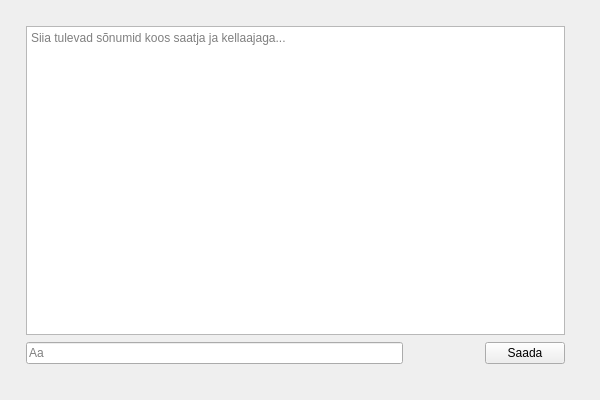
Before: the Qt Designer form FormLogin/FormMessenger.ui in sitisl/Mola_rakendus, drawn with Qt 5.
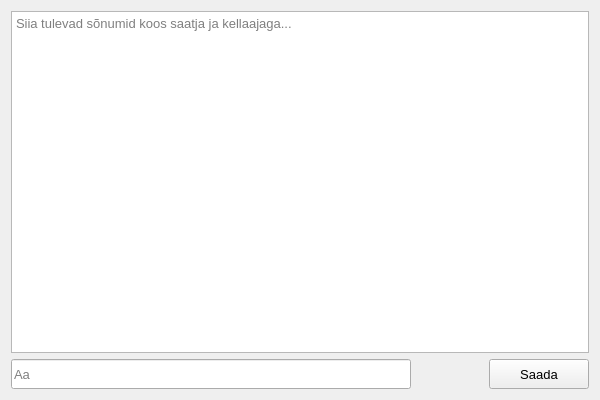
After: the same form once the commit is applied. Icons and pictures are not drawn.

```diff
--- a/FormLogin/FormMessenger.ui
+++ b/FormLogin/FormMessenger.ui
@@ -21,32 +21,43 @@
   </property>
   <property name="maximumSize">
    <size>
-    <width>600</width>
-    <height>400</height>
+    <width>2100</width>
+    <height>1400</height>
    </size>
   </property>
   <property name="windowTitle">
    <string>MÖLA</string>
   </property>
   <widget class="QWidget" name="centralWidget">
-   <widget class="QWidget" name="layoutWidget">
-    <property name="geometry">
-     <rect>
-      <x>15</x>
-      <y>15</y>
-      <width>561</width>
-      <height>361</height>
-     </rect>
+   <layout class="QGridLayout" name="gridLayout_2">
+    <property name="sizeConstraint">
+     <enum>QLayout::SetMinAndMaxSize</enum>
     </property>
+    <item row="0" column="0">
     <layout class="QGridLayout" name="gridLayout">
+      <property name="sizeConstraint">
+       <enum>QLayout::SetMinAndMaxSize</enum>
+      </property>
      <item row="1" column="2">
       <widget class="QPushButton" name="btnEmoji">
+        <property name="sizePolicy">
+         <sizepolicy hsizetype="Expanding" vsizetype="Expanding">
+          <horstretch>0</horstretch>
+          <verstretch>0</verstretch>
+         </sizepolicy>
+        </property>
        <property name="minimumSize">
         <size>
          <width>24</width>
          <height>24</height>
         </size>
        </property>
+        <property name="maximumSize">
+         <size>
+          <width>30</width>
+          <height>30</height>
+         </size>
+        </property>
        <property name="styleSheet">
         <string notr="true">QPushButton#btnEmoji{
 background-color: transparent;
@@ -70,6 +81,11 @@
      </item>
      <item row="0" column="0" colspan="4">
       <widget class="QTextEdit" name="textEdit">
+        <property name="font">
+         <font>
+          <pointsize>10</pointsize>
+         </font>
+        </property>
        <property name="readOnly">
         <bool>true</bool>
        </property>
@@ -80,6 +96,23 @@
      </item>
      <item row="1" column="0">
       <widget class="QLineEdit" name="lineEditMessage">
+        <property name="sizePolicy">
+         <sizepolicy hsizetype="Expanding" vsizetype="Expanding">
+          <horstretch>0</horstretch>
+          <verstretch>0</verstretch>
+         </sizepolicy>
+        </property>
+        <property name="maximumSize">
+         <size>
+          <width>16777215</width>
+          <height>30</height>
+         </size>
+        </property>
+        <property name="font">
+         <font>
+          <pointsize>10</pointsize>
+         </font>
+        </property>
        <property name="placeholderText">
         <string>Aa</string>
        </property>
@@ -87,6 +120,29 @@
      </item>
      <item row="1" column="3">
       <widget class="QPushButton" name="btnSend">
+        <property name="sizePolicy">
+         <sizepolicy hsizetype="Expanding" vsizetype="Expanding">
+          <horstretch>0</horstretch>
+          <verstretch>0</verstretch>
+         </sizepolicy>
+        </property>
+        <property name="minimumSize">
+         <size>
+          <width>60</width>
+          <height>20</height>
+         </size>
+        </property>
+        <property name="maximumSize">
+         <size>
+          <width>100</width>
+          <height>30</height>
+         </size>
+        </property>
+        <property name="font">
+         <font>
+          <pointsize>10</pointsize>
+         </font>
+        </property>
        <property name="text">
         <string>Saada</string>
        </property>
@@ -94,12 +150,24 @@
      </item>
      <item row="1" column="1">
       <widget class="QPushButton" name="btnPicture">
+        <property name="sizePolicy">
+         <sizepolicy hsizetype="Expanding" vsizetype="Expanding">
+          <horstretch>0</horstretch>
+          <verstretch>0</verstretch>
+         </sizepolicy>
+        </property>
        <property name="minimumSize">
         <size>
          <width>24</width>
          <height>24</height>
         </size>
        </property>
+        <property name="maximumSize">
+         <size>
+          <width>30</width>
+          <height>30</height>
+         </size>
+        </property>
        <property name="styleSheet">
         <string notr="true">QPushButton#btnPicture{
 background-color: transparent;
@@ -123,7 +191,8 @@
       </widget>
      </item>
     </layout>
-   </widget>
+    </item>
+   </layout>
   </widget>
  </widget>
  <layoutdefault spacing="6" margin="11"/>
```
Lines whose indentation alone changed are shown as unchanged.
